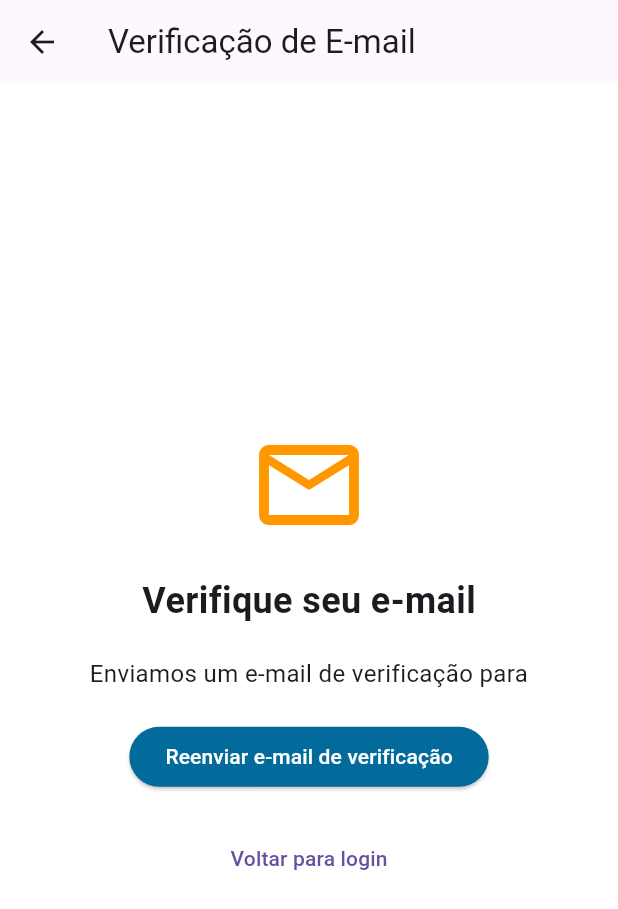
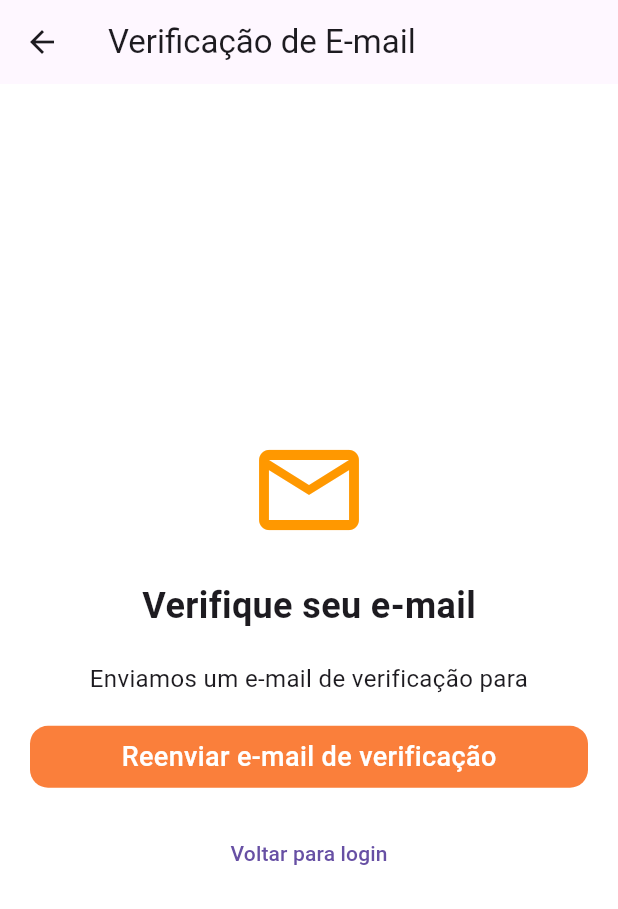
Before and after one commit to caiodantasmormito/ProFind, a Flutter app: the EmailVerificationPage screen opened directly with empty values, on a phone screen of 412 x 824 dp. Shown: the top 909 px of the screen. Run offline on Flutter 3.47's test engine with Material 3 defaults, Android fonts, the phone set to English and light mode, and no system bars; our stand-ins replace bloc, cloud_firestore, dio, equatable, firebase_auth, firebase_core and 4 more; missing offline and left inert: cpf_cnpj_validator; accounts and stored records are empty; Roboto replaces fonts that are missing (Manrope).

Commit message:
fix: registration step

```diff
--- a/lib/features/registration/core/registration_routes.dart
+++ b/lib/features/registration/core/registration_routes.dart
@@ -5,7 +5,7 @@ import 'package:profind/features/registration/domain/usecases/registration_useca
 import 'package:profind/features/registration/presentation/bloc/registration/registration_bloc.dart';
 import 'package:profind/features/registration/presentation/bloc/verify_email/verify_email_bloc.dart';
 import 'package:profind/features/registration/presentation/pages/registration_personal_info_page.dart';
-import 'package:profind/features/registration/presentation/pages/validate_email_page.dart';
+import 'package:profind/features/registration/presentation/pages/registration_email_page.dart';
 import 'package:profind/features/registration/presentation/pages/verification_email_page.dart';
 
 sealed class RegistrationRoutes {
--- a/lib/features/registration/presentation/pages/registration_personal_info_page.dart
+++ b/lib/features/registration/presentation/pages/registration_personal_info_page.dart
@@ -3,7 +3,7 @@ import 'package:flutter/material.dart';
 import 'package:go_router/go_router.dart';
 import 'package:mask_text_input_formatter/mask_text_input_formatter.dart';
 import 'package:profind/arguments/validate_email_arguments.dart';
-import 'package:profind/features/registration/presentation/pages/validate_email_page.dart';
+import 'package:profind/features/registration/presentation/pages/registration_email_page.dart';
 
 class RegistrationPage extends StatefulWidget {
   const RegistrationPage({super.key, required this.userType});
@@ -332,7 +332,7 @@ class _RegistrationPageState extends State<RegistrationPage> {
             userType: widget.userType,
           );
 
-          context.push(
+          context.go(
             ValidateEmailPage.routeName,
             extra: args.toJson(),
           );
--- a/lib/features/registration/presentation/pages/verification_email_page.dart
+++ b/lib/features/registration/presentation/pages/verification_email_page.dart
@@ -35,6 +35,7 @@ class _EmailVerificationPageState extends State<EmailVerificationPage> {
   @override
   void dispose() {
     _timer?.cancel();
+    _startVerificationTimer();
     super.dispose();
   }
 
@@ -49,7 +50,7 @@ class _EmailVerificationPageState extends State<EmailVerificationPage> {
         if (user != null && user.emailVerified) {
           _timer?.cancel();
           if (mounted) {
-            context.pushReplacement(LoginPage.routeName);
+            context.go(LoginPage.routeName);
           }
         }
       } catch (e) {
@@ -116,9 +117,28 @@ class _EmailVerificationPageState extends State<EmailVerificationPage> {
                   color: Colors.white,
                 )
               else
-                ElevatedButton(
-                  onPressed: _resendVerificationEmail,
-                  child: const Text('Reenviar e-mail de verificação'),
+                SizedBox(
+                  width: double.infinity,
+                  child: InkWell(
+                    onTap: () async {
+                      _resendVerificationEmail;
+                    },
+                    child: Container(
+                      height: MediaQuery.of(context).size.height * 0.05,
+                      decoration: BoxDecoration(
+                        color: const Color(0xFFfa7f3b),
+                        borderRadius: BorderRadius.circular(12),
+                      ),
+                      child: Center(
+                          child: Text(
+                        'Reenviar e-mail de verificação',
+                        style: TextStyle(
+                            fontSize: 18,
+                            fontWeight: FontWeight.w500,
+                            color: Colors.white),
+                      )),
+                    ),
+                  ),
                 ),
               const SizedBox(height: 20),
               TextButton(
```
Also changed, not shown: lib/features/home/core/user_type_check.dart (+28 -11 lines), lib/features/service_providers/presentation/pages/service_provider_page.dart (+16 -5 lines), lib/features/registration/presentation/pages/registration_email_page.dart (renamed from lib/features/registration/presentation/pages/validate_email_page.dart), lib/features/service_providers/core/service_providers_routes.dart (added).
